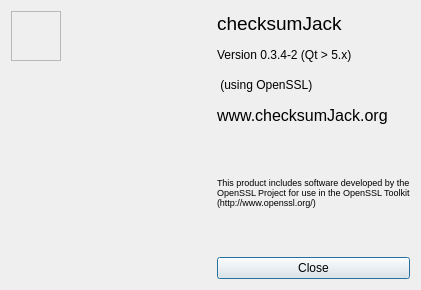
Before: the Qt Designer form src/about.ui in d4ndo/checksumjack, drawn with Qt 5.
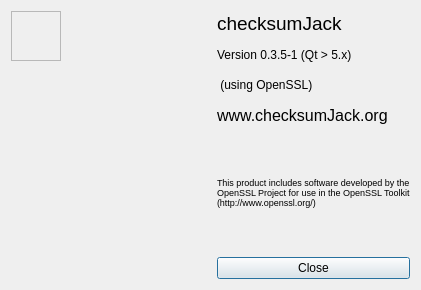
After: the same form once the commit is applied. Icons and pictures are not drawn.

Diff of the .ui file:
```diff
--- a/src/about.ui
+++ b/src/about.ui
@@ -130,7 +130,7 @@
          <item>
           <widget class="QLabel" name="label_3">
            <property name="text">
-            <string>Version 0.3.4-2 (Qt &gt; 5.x)</string>
+            <string>Version 0.3.5-1 (Qt &gt; 5.x)</string>
            </property>
           </widget>
          </item>
```
Left out of the diff: 6 changed lines with no effect on the pictures.
